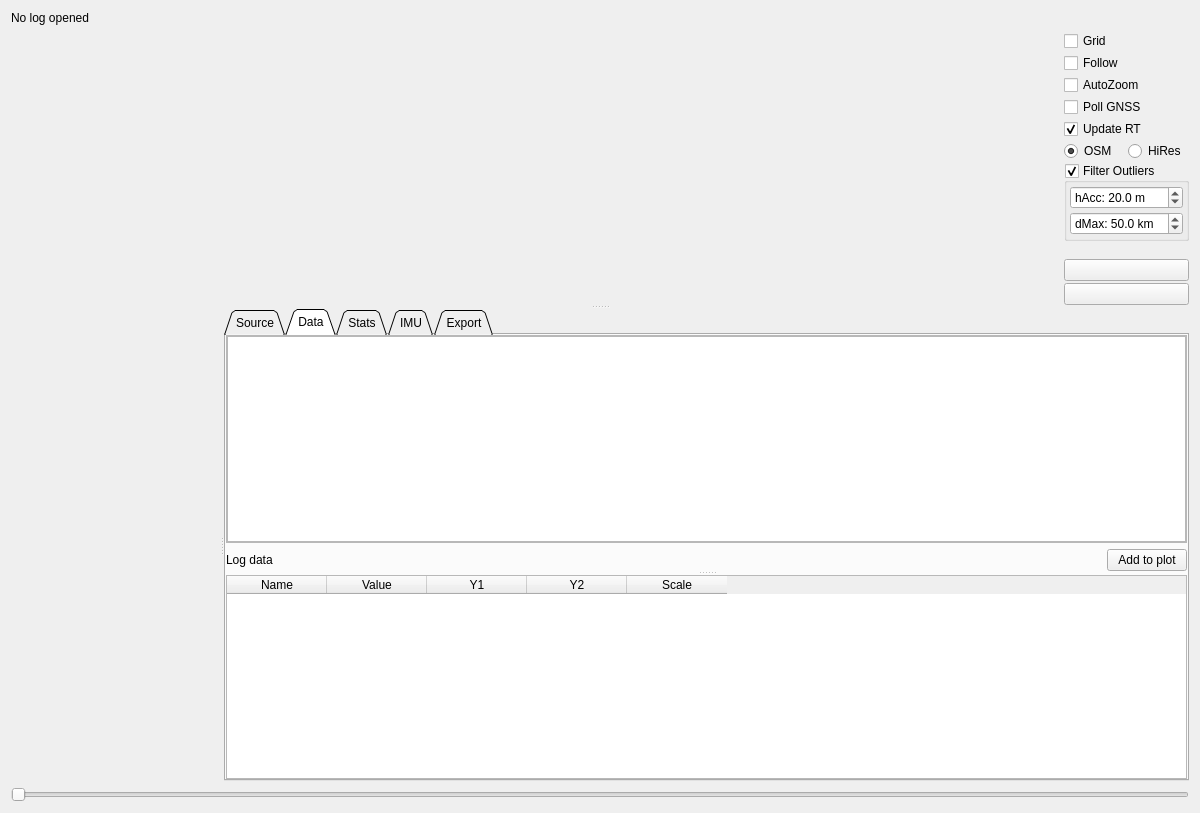
Old version of the form pages/pageloganalysis.ui in the repository darwinbeing/vesc_tool.
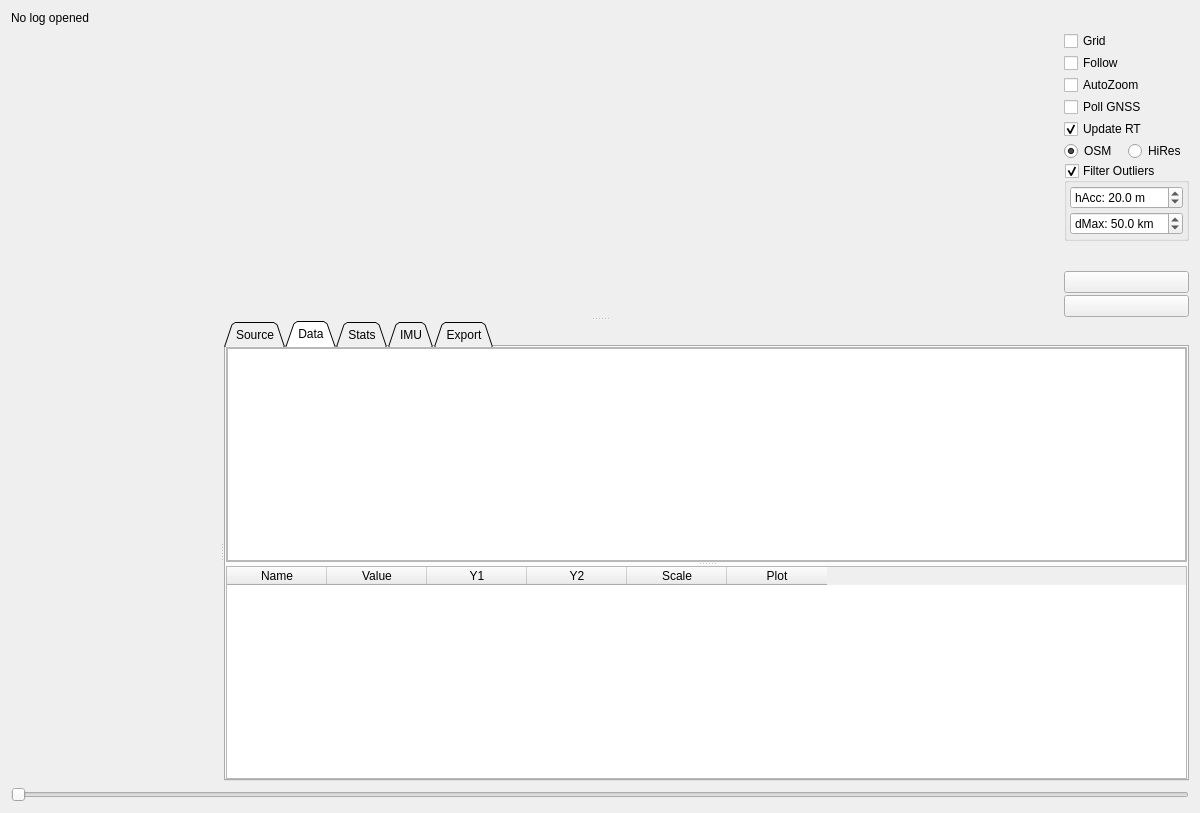
New version of the form. The open tabs and pages were chosen to show the change. Icons and pictures are not drawn. Custom widgets are drawn as their Qt base class.

Commit message: Manual selection disabled, add/remove button in each row, added show legend button to export settings, legend off by default

The edit to the form file:
```diff
--- a/pages/pageloganalysis.ui
+++ b/pages/pageloganalysis.ui
@@ -798,7 +798,7 @@
                   <x>0</x>
                   <y>0</y>
                   <width>960</width>
-                  <height>156</height>
+                  <height>195</height>
                  </rect>
                 </property>
                 <layout class="QVBoxLayout" name="verticalLayout">
@@ -870,40 +870,6 @@
                </widget>
               </widget>
              </item>
-             <item>
-              <layout class="QHBoxLayout" name="horizontalLayout_13">
-               <item>
-                <widget class="QLabel" name="allDataLabel">
-                 <property name="text">
-                  <string>Log data</string>
-                 </property>
-                </widget>
-               </item>
-               <item>
-                <spacer name="horizontalSpacer_8">
-                 <property name="orientation">
-                  <enum>Qt::Orientation::Horizontal</enum>
-                 </property>
-                 <property name="sizeHint" stdset="0">
-                  <size>
-                   <width>40</width>
-                   <height>20</height>
-                  </size>
-                 </property>
-                </spacer>
-               </item>
-               <item>
-                <widget class="QPushButton" name="addSeriesButton">
-                 <property name="toolTip">
-                  <string>Add selected row(s) to graph on Y1 axis</string>
-                 </property>
-                 <property name="text">
-                  <string>Add to plot</string>
-                 </property>
-                </widget>
-               </item>
-              </layout>
-             </item>
             </layout>
            </widget>
            <widget class="QTableWidget" name="dataTable">
@@ -950,6 +916,11 @@
               <string>Scale</string>
              </property>
             </column>
+            <column>
+             <property name="text">
+              <string>Plot</string>
+             </property>
+            </column>
            </widget>
           </widget>
          </item>
```
Left out of the diff: 13 changed lines with no effect on the pictures. The commit also changes 2 other files.
